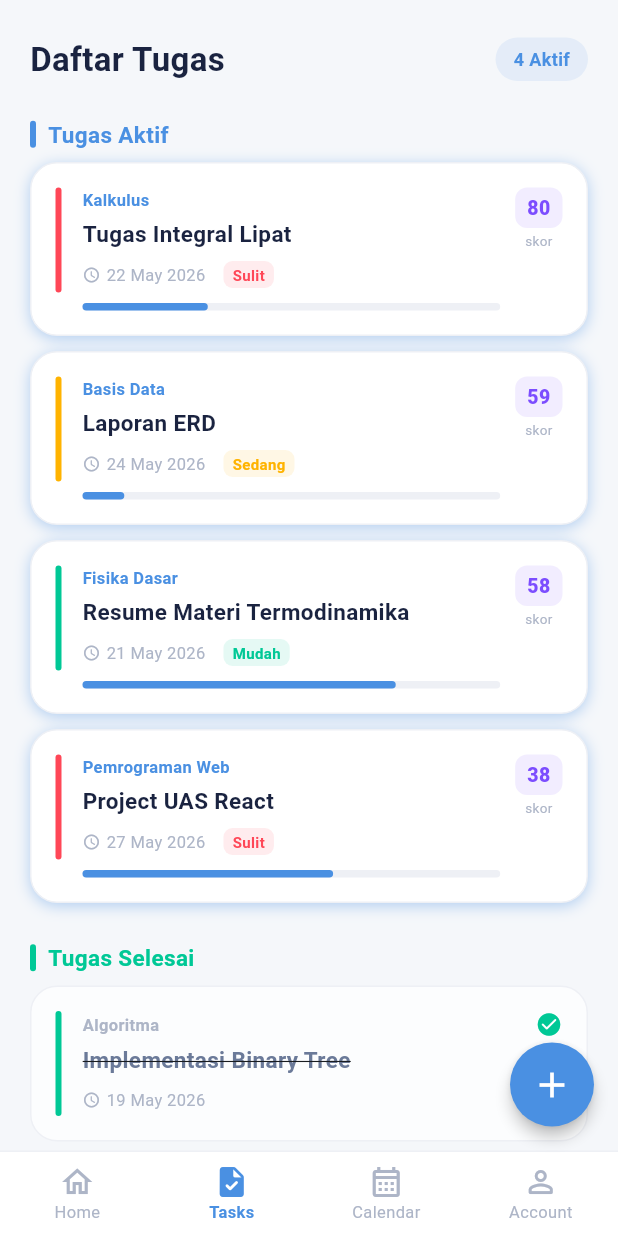
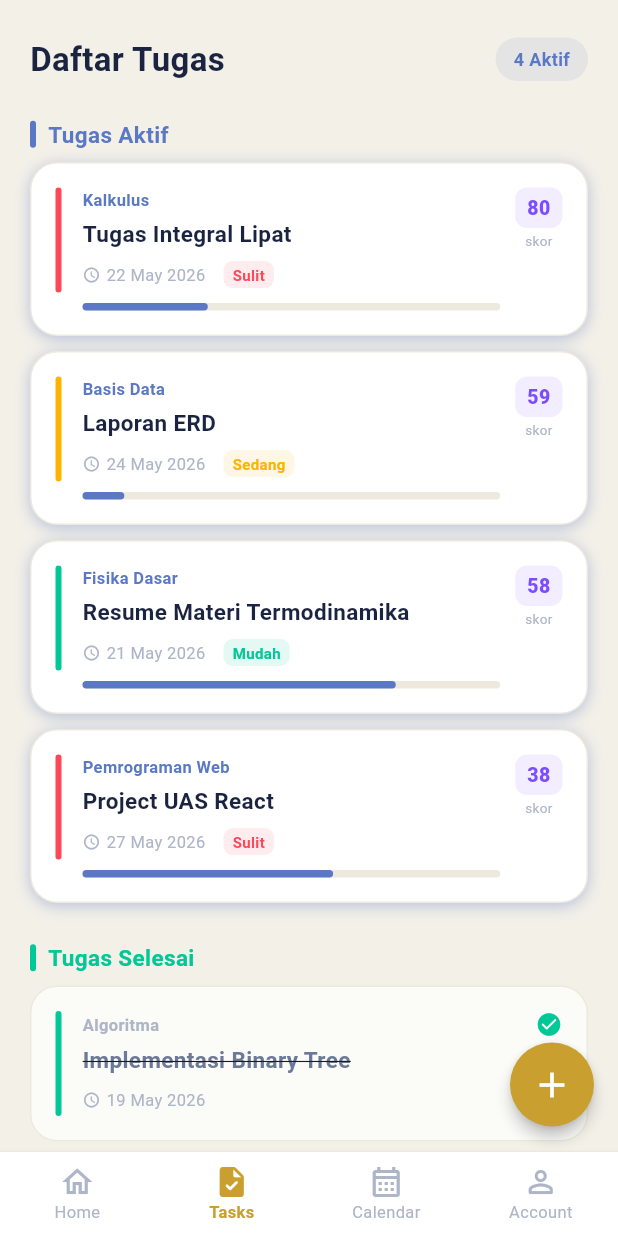
Before and after one commit to SunHokk/Application-PrioriTask, a Flutter app: the screen it shows after launch, item 2 of the bottom bar chosen, on a phone screen of 412 x 824 dp. Run offline on Flutter 3.47's test engine with Material 3 defaults, Android fonts, the phone set to English and light mode, and no system bars; drawn by our look-alikes of percent_indicator; our stand-ins replace table_calendar; network calls fail; Roboto replaces fonts that are missing (Poppins).

Commit message:
style(theme): update color palette — spring bg, gold accent, deeper blue

```diff
--- a/frontend/lib/screens/main_shell.dart
+++ b/frontend/lib/screens/main_shell.dart
@@ -33,7 +33,7 @@ class _MainShellState extends State<MainShell> {
       floatingActionButton: _currentIndex == 0 || _currentIndex == 1
           ? FloatingActionButton(
               onPressed: () => _openAddTask(context),
-              backgroundColor: AppColors.primary,
+              backgroundColor: AppColors.gold,
               elevation: 4,
               shape: const CircleBorder(),
               child: const Icon(Icons.add, color: Colors.white, size: 28),
--- a/frontend/lib/theme/app_theme.dart
+++ b/frontend/lib/theme/app_theme.dart
@@ -1,27 +1,35 @@
 import 'package:flutter/material.dart';
 
 class AppColors {
-  static const Color primary = Color(0xFF4A90E2);
-  static const Color primaryLight = Color(0xFF74B3FF);
-  static const Color primaryDark = Color(0xFF1A5FA8);
-  static const Color accent = Color(0xFF00C896);
+
+  static const Color primary = Color(0xFF5B78C4);
+  static const Color primaryLight = Color(0xFF8FA5E0);
+  static const Color primaryDark = Color(0xFF3D5BA8);
+
+  static const Color gold = Color(0xFFC9A030);
+  static const Color goldLight = Color(0xFFFAF0D0);
+
   static const Color accentOrange = Color(0xFFFF7043);
   static const Color accentPurple = Color(0xFF7C4DFF);
-  static const Color background = Color(0xFFF5F7FA);
+
+  static const Color background = Color(0xFFF3F0E8);
   static const Color surface = Color(0xFFFFFFFF);
   static const Color cardBg = Color(0xFFFFFFFF);
+
   static const Color textPrimary = Color(0xFF1A2340);
   static const Color textSecondary = Color(0xFF6B7A99);
   static const Color textHint = Color(0xFFADB5C7);
-  static const Color divider = Color(0xFFEEF0F5);
+  static const Color divider = Color(0xFFEDE9DE);
+
   static const Color urgent = Color(0xFFFF4757);
   static const Color warning = Color(0xFFFFB300);
   static const Color success = Color(0xFF00C896);
   static const Color easy = Color(0xFF00C896);
   static const Color medium = Color(0xFFFFB300);
   static const Color hard = Color(0xFFFF4757);
+
   static const Color navBarBg = Color(0xFFFFFFFF);
-  static const Color shadow = Color(0x1A4A90E2);
+  static const Color shadow = Color(0x1A5B78C4);
 }
 
 class AppTheme {
@@ -99,7 +107,7 @@ class AppTheme {
         ),
         bottomNavigationBarTheme: const BottomNavigationBarThemeData(
           backgroundColor: AppColors.navBarBg,
-          selectedItemColor: AppColors.primary,
+          selectedItemColor: AppColors.gold,
           unselectedItemColor: AppColors.textHint,
           showUnselectedLabels: true,
           type: BottomNavigationBarType.fixed,
```
